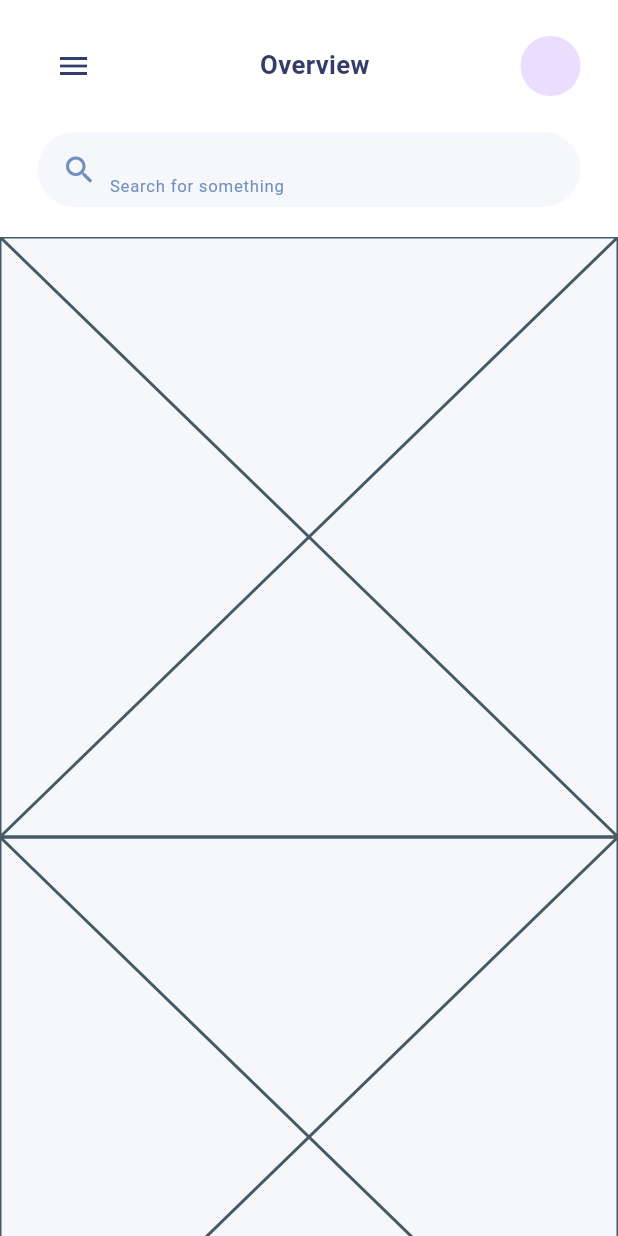
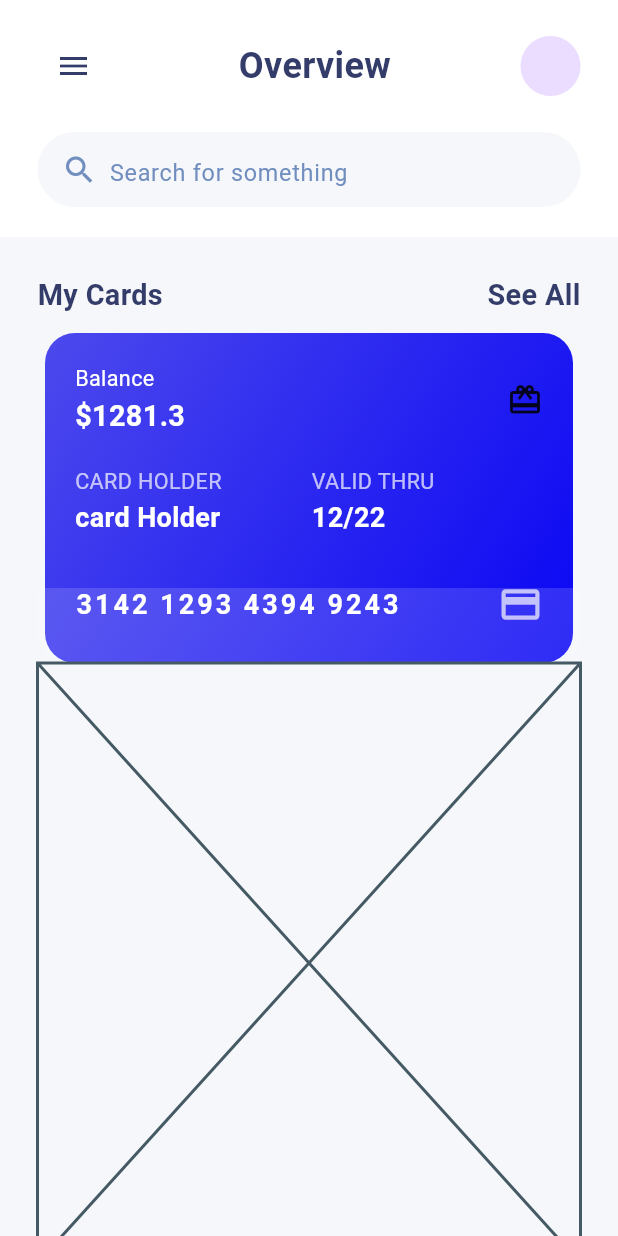
Before and after one commit to mohamedrashad102/bank_dash, a Flutter app: the OverviewView screen opened by its route, on a phone screen of 412 x 824 dp. Run offline on Flutter 3.47's test engine with Material 3 defaults, Android fonts, the phone set to English and light mode, and no system bars; our stand-ins replace gap, go_router; Roboto replaces fonts that are missing (Montserrat).

Commit message:
add initial structure of card item

```diff
--- a/lib/core/helpers/scale_factor.dart
+++ b/lib/core/helpers/scale_factor.dart
@@ -4,7 +4,7 @@ import 'package:flutter/material.dart';
 double getScaleFactor(BuildContext context) {
   final width = MediaQuery.sizeOf(context).width;
   if (width < SizeConfig.mobileBreakPoint) {
-    return width / 480;
+    return width / 300;
   } else if (width < SizeConfig.tabletBreakPoint) {
     return width / SizeConfig.mobileBreakPoint;
   } else {
--- a/lib/core/utils/app_styles/semi_bold_style.dart
+++ b/lib/core/utils/app_styles/semi_bold_style.dart
@@ -14,20 +14,20 @@ class SemiBoldStyle {
   TextStyle fontSize13(BuildContext context) {
     return _base(
       color: const Color(0xFFFFFFFF),
-      fontSize: getFontSize(context, 16),
+      fontSize: getFontSize(context, 13),
     );
   }
 
   TextStyle fontSize15(BuildContext context) {
     return _base(
       color: const Color(0xFFFFFFFF),
-      fontSize: getFontSize(context, 16),
+      fontSize: getFontSize(context, 15),
     );
   }
 
   TextStyle fontSize16(BuildContext context) {
     return _base(
-      color: const Color(0xFF232323),
+      color: const Color(0xFF343C6A),
       fontSize: getFontSize(context, 16),
     );
   }
@@ -49,7 +49,7 @@ class SemiBoldStyle {
   TextStyle fontSize22(BuildContext context) {
     return _base(
       color: const Color(0xFF333B69),
-      fontSize: getFontSize(context, 20),
+      fontSize: getFontSize(context, 22),
     );
   }
 
--- /dev/null
+++ b/lib/layers/mobile_layout/overview/models/credit_card_model.dart
@@ -0,0 +1,13 @@
+class CreditCardModel {
+  final String balance;
+  final String cardHolder;
+  final String validThru;
+  final String cardNumber;
+
+  CreditCardModel({
+    required this.balance,
+    required this.cardHolder,
+    required this.validThru,
+    required this.cardNumber,
+  });
+}
--- a/lib/layers/mobile_layout/overview/views/overview_view.dart
+++ b/lib/layers/mobile_layout/overview/views/overview_view.dart
@@ -16,6 +16,8 @@ class OverviewView extends StatelessWidget {
     return const Scaffold(
       appBar: CustomAppBar(title: 'Overview'),
       body: SingleChildScrollView(
+        child: Padding(
+          padding: EdgeInsets.all(25),
           child: Column(
             children: [
               MyCards(),
@@ -27,6 +29,7 @@ class OverviewView extends StatelessWidget {
             ],
           ),
         ),
+      ),
     );
   }
 }
--- a/lib/layers/mobile_layout/overview/widgets/my_cards.dart
+++ b/lib/layers/mobile_layout/overview/widgets/my_cards.dart
@@ -1,10 +1,240 @@
+import 'package:bank_dash/core/utils/app_styles/app_styles.dart';
 import 'package:flutter/material.dart';
+import 'package:gap/gap.dart';
+
+import '../models/credit_card_model.dart';
 
 class MyCards extends StatelessWidget {
   const MyCards({super.key});
 
+  static List<CreditCardModel> cards = [
+    CreditCardModel(
+      balance: '1281.3',
+      cardHolder: 'card Holder',
+      validThru: '12/22',
+      cardNumber: '3142 1293 4394 9243',
+    ),
+    CreditCardModel(
+      balance: '1281.3',
+      cardHolder: 'card Holder',
+      validThru: '12/22',
+      cardNumber: '3142 1293 4394 9243',
+    ),
+    CreditCardModel(
+      balance: '1281.3',
+      cardHolder: 'card Holder',
+      validThru: '12/22',
+      cardNumber: '3142 1293 4394 9243',
+    ),
+  ];
+
   @override
   Widget build(BuildContext context) {
-    return const Placeholder();
+    return Column(
+      children: [
+        Row(
+          children: [
+            Text(
+              'My Cards',
+              style: AppStyles.semiBold.fontSize16(context),
+            ),
+            const Spacer(),
+            Text(
+              'See All',
+              style: AppStyles.semiBold.fontSize16(context),
+            ),
+          ],
+        ),
+        const Gap(12),
+        SizedBox(
+          height: 220,
+          child: PageView.builder(
+            itemBuilder: (context, index) =>
+                CreditCardWidget(card: cards[index]),
+            itemCount: cards.length,
+          ),
+        ),
+        // SingleChildScrollView(
+        //   scrollDirection: Axis.horizontal,
+        //   child: Row(
+        //     children:
+        //         cards.map((card) => CreditCardWidget(card: card)).toList(),
+        //   ),
+        // ),
+      ],
+    );
   }
 }
+
+class CreditCardWidget extends StatelessWidget {
+  final CreditCardModel card;
+
+  const CreditCardWidget({super.key, required this.card});
+
+  @override
+  Widget build(BuildContext context) {
+    return Stack(
+      alignment: Alignment.bottomCenter,
+      children: [
+        Container(
+          width: double.infinity,
+          height: 220,
+          decoration: BoxDecoration(
+            borderRadius: BorderRadius.circular(20),
+            gradient: const LinearGradient(
+              colors: [
+                Color(0xFF4C49ED),
+                Color(0xFF0A06F4),
+              ],
+              begin: Alignment.topLeft,
+              end: Alignment.bottomRight,
+            ),
+          ),
+          padding: const EdgeInsets.all(20),
+          margin: const EdgeInsets.symmetric(horizontal: 5),
+          child: Column(
+            crossAxisAlignment: CrossAxisAlignment.start,
+            children: [
+              CreditCardTopSection(card: card),
+              const Gap(20),
+              CreditCardMiddleSection(card: card),
+              const SizedBox(height: 10),
+              const Gap(20),
+              CreditCardBottomSection(card: card),
+            ],
+          ),
+        ),
+        Container(
+          width: double.infinity,
+          height: 50,
+          decoration: BoxDecoration(
+            color: Colors.white.withOpacity(.15),
+            borderRadius: const BorderRadius.only(
+              bottomLeft: Radius.circular(20),
+              bottomRight: Radius.circular(20),
+            ),
+          ),
+        ),
+      ],
+    );
+  }
+}
+
+class CreditCardBottomSection extends StatelessWidget {
+  const CreditCardBottomSection({
+    super.key,
+    required this.card,
+  });
+
+  final CreditCardModel card;
+
+  @override
+  Widget build(BuildContext context) {
+    return Row(
+      mainAxisAlignment: MainAxisAlignment.spaceBetween,
+      children: [
+        Text(
+          card.cardNumber,
+          style: const TextStyle(
+            color: Colors.white,
+            fontSize: 18,
+            fontWeight: FontWeight.bold,
+            letterSpacing: 2,
+          ),
+        ),
+        const Icon(
+          Icons.credit_card,
+          color: Colors.white70,
+          size: 30,
+        ),
+      ],
+    );
+  }
+}
+
+class CreditCardMiddleSection extends StatelessWidget {
+  const CreditCardMiddleSection({
+    super.key,
+    required this.card,
+  });
+
+  final CreditCardModel card;
+
+  @override
+  Widget build(BuildContext context) {
+    return Row(
+      children: [
+        Column(
+          crossAxisAlignment: CrossAxisAlignment.start,
+          children: [
+            Text(
+              'CARD HOLDER',
+              style: AppStyles.regular.fontSize12(context).copyWith(
+                    color: Colors.white.withOpacity(0.7),
+                  ),
+            ),
+            Text(
+              card.cardHolder,
+              style: AppStyles.semiBold.fontSize15(context),
+            ),
+          ],
+        ),
+        const Gap(60),
+        Column(
+          crossAxisAlignment: CrossAxisAlignment.start,
+          children: [
+            Text(
+              'VALID THRU',
+              style: AppStyles.regular
+                  .fontSize12(context)
+                  .copyWith(color: Colors.white.withOpacity(0.7)),
+            ),
+            Text(
+              card.validThru,
+              style: AppStyles.semiBold.fontSize15(context),
+            ),
+          ],
+        ),
+      ],
+    );
+  }
+}
+
+class CreditCardTopSection extends StatelessWidget {
+  const CreditCardTopSection({
+    super.key,
+    required this.card,
+  });
+
+  final CreditCardModel card;
+
+  @override
+  Widget build(BuildContext context) {
+    return Row(
+      children: [
+        Column(
+          crossAxisAlignment: CrossAxisAlignment.start,
+          children: [
+            Text(
+              'Balance',
+              style: AppStyles.regular.fontSize12(context).copyWith(
+                    color: Colors.white,
+                  ),
+            ),
+            const Gap(1),
+            Text(
+              '\$${card.balance}',
+              style: AppStyles.semiBold.fontSize16(context).copyWith(
+                    color: Colors.white,
+                  ),
+            ),
+          ],
+        ),
+        const Spacer(),
+        const Icon(
+          Icons.card_giftcard,
+        ),
+      ],
+    );
+  }
+}
```
Lines whose indentation alone changed are shown as unchanged.
